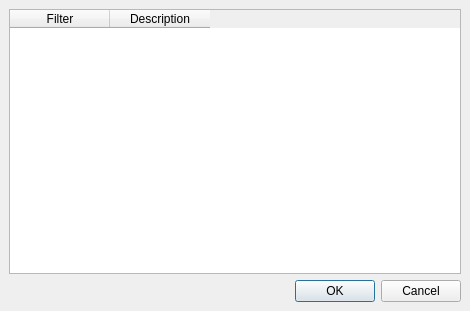
Octets/SeaGoatVision, file CapraVision/client/qt/uifiles/WinFilterSel.ui: the form before one commit.
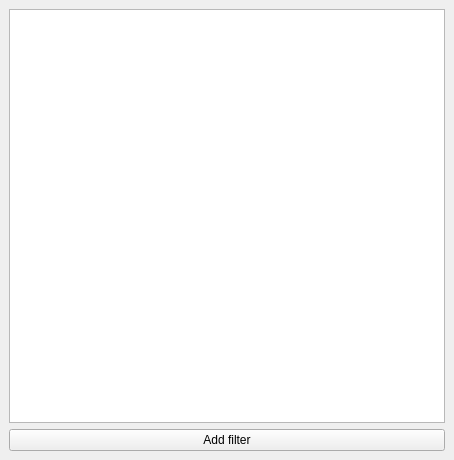
The form after the commit.

Commit message: debut binding du qt client et creation class parameter pour les filtres

Patch:
```diff
--- a/CapraVision/client/qt/uifiles/WinFilterSel.ui
+++ b/CapraVision/client/qt/uifiles/WinFilterSel.ui
@@ -6,8 +6,8 @@
    <rect>
     <x>0</x>
     <y>0</y>
-    <width>470</width>
-    <height>311</height>
+    <width>454</width>
+    <height>460</height>
    </rect>
   </property>
   <property name="windowTitle">
@@ -16,23 +16,12 @@
   <widget class="QWidget" name="dockWidgetContents">
    <layout class="QVBoxLayout" name="verticalLayout">
     <item>
-     <widget class="QTableWidget" name="filterTableWidget">
-      <column>
-       <property name="text">
-        <string>Filter</string>
-       </property>
-      </column>
-      <column>
-       <property name="text">
-        <string>Description</string>
-       </property>
-      </column>
-     </widget>
+     <widget class="QListWidget" name="filterListWidget"/>
     </item>
     <item>
-     <widget class="QDialogButtonBox" name="buttonBox">
-      <property name="standardButtons">
-       <set>QDialogButtonBox::Cancel|QDialogButtonBox::Ok</set>
+     <widget class="QPushButton" name="addFilterButton">
+      <property name="text">
+       <string>Add filter</string>
       </property>
      </widget>
     </item>
```
The commit also changes 10 other files.
